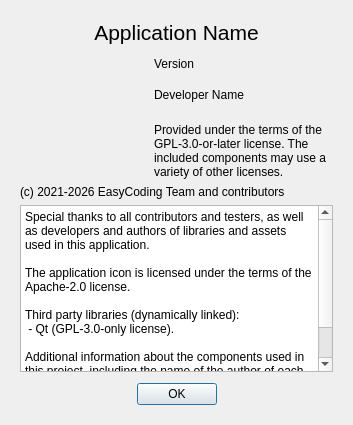
Before: the Qt Designer form src/app/about/about.ui in xvitaly/tuned-switcher, drawn with Qt 5.
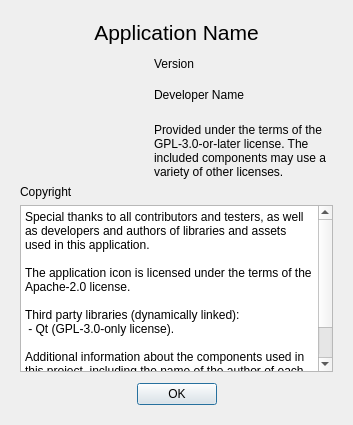
After: the same form once the commit is applied.

Commit message: Removed hard-coded copyright message from the About form.

The edit to the form file:
```diff
--- a/src/app/about/about.ui
+++ b/src/app/about/about.ui
@@ -115,7 +115,7 @@
       <item>
        <widget class="QLabel" name="AppCopyright">
         <property name="text">
-         <string notr="true">(c) 2021-2026 EasyCoding Team and contributors</string>
+         <string notr="true">Copyright</string>
         </property>
        </widget>
       </item>
```
